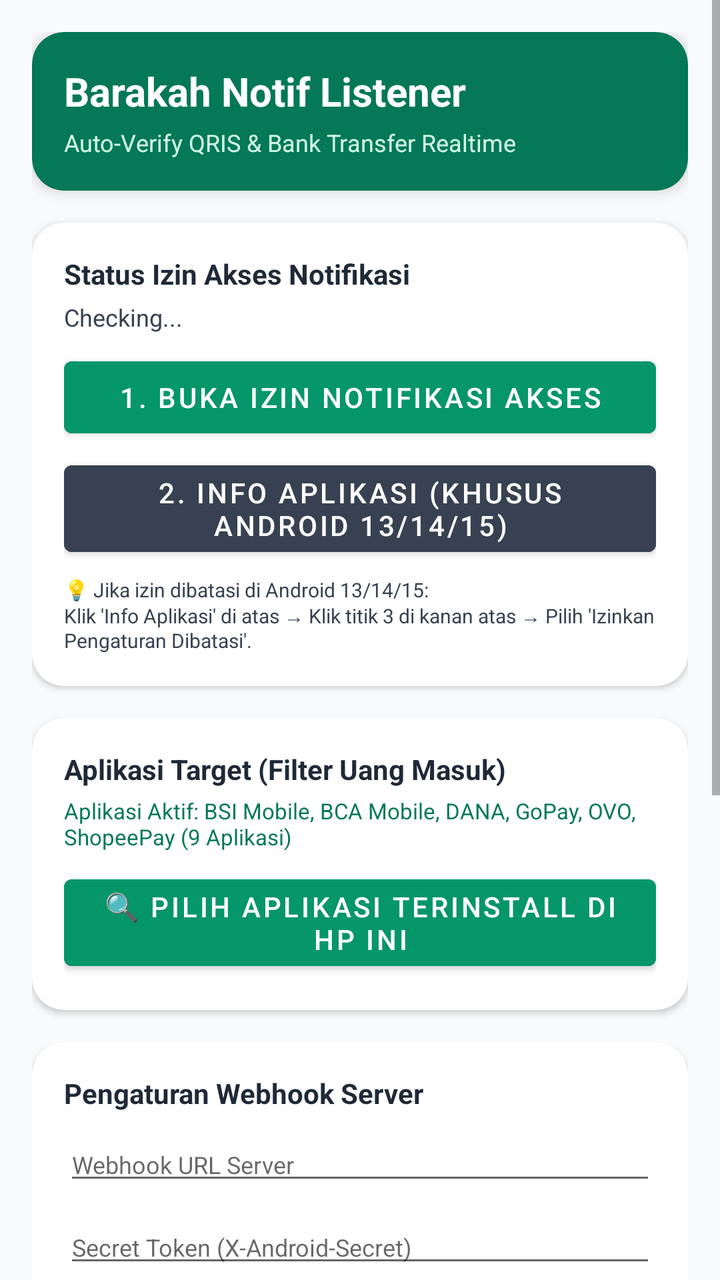
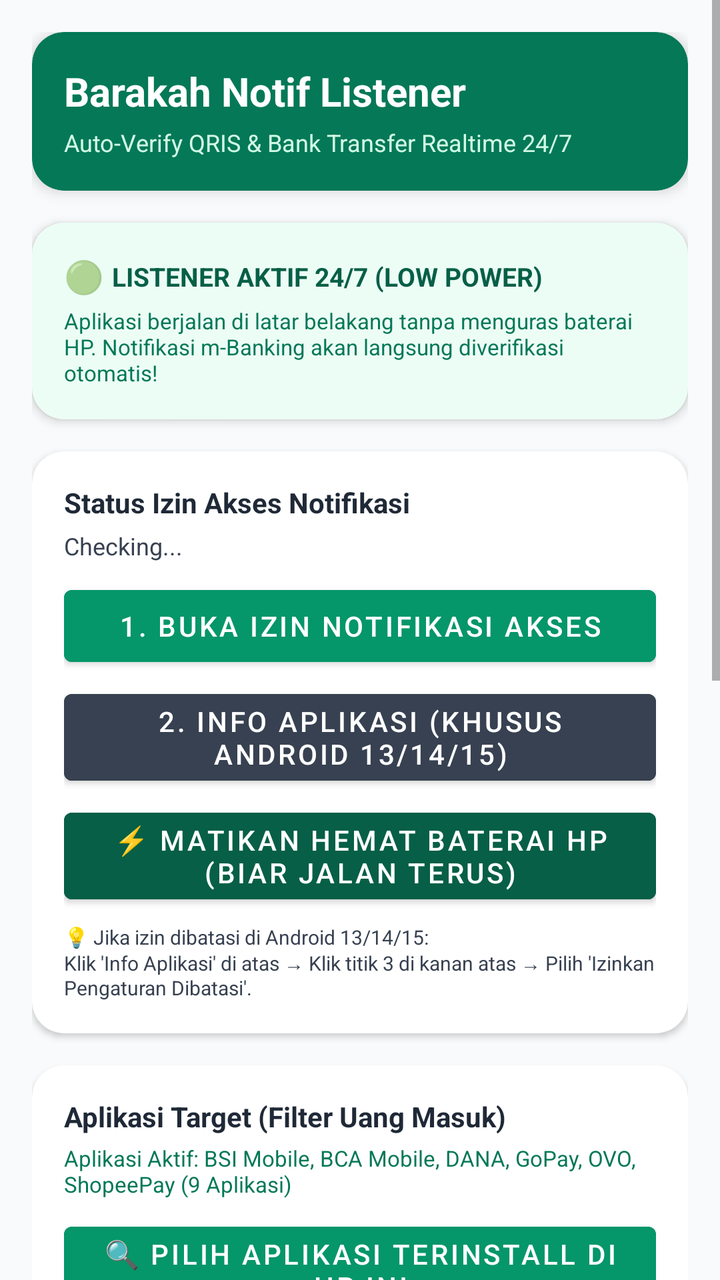

Two renders of the same Android screen: before a commit and after it. Below are the layout's source before the change and the commit's diff.
<!-- AndroidManifest.xml: activity theme Theme.BarakahNotifListener -->
<!-- res/layout/activity_main.xml -->
<?xml version="1.0" encoding="utf-8"?>
<ScrollView xmlns:android="http://schemas.android.com/apk/res/android"
    xmlns:app="http://schemas.android.com/apk/res-auto"
    android:layout_width="match_parent"
    android:layout_height="match_parent"
    android:background="@color/gray_50"
    android:fillViewport="true">

    <LinearLayout
        android:layout_width="match_parent"
        android:layout_height="wrap_content"
        android:orientation="vertical"
        android:padding="16dp">

        
        <androidx.cardview.widget.CardView
            android:layout_width="match_parent"
            android:layout_height="wrap_content"
            app:cardCornerRadius="16dp"
            app:cardElevation="4dp"
            app:cardBackgroundColor="@color/emerald_700"
            android:layout_marginBottom="16dp">

            <LinearLayout
                android:layout_width="match_parent"
                android:layout_height="wrap_content"
                android:orientation="vertical"
                android:padding="16dp">

                <TextView
                    android:layout_width="wrap_content"
                    android:layout_height="wrap_content"
                    android:text="Barakah Notif Listener"
                    android:textColor="@color/white"
                    android:textSize="20sp"
                    android:textStyle="bold" />

                <TextView
                    android:layout_width="wrap_content"
                    android:layout_height="wrap_content"
                    android:text="Auto-Verify QRIS &amp; Bank Transfer Realtime"
                    android:textColor="@color/emerald_100"
                    android:textSize="12sp"
                    android:layout_marginTop="4dp" />
            </LinearLayout>
        </androidx.cardview.widget.CardView>

        
        <androidx.cardview.widget.CardView
            android:layout_width="match_parent"
            android:layout_height="wrap_content"
            app:cardCornerRadius="16dp"
            app:cardElevation="2dp"
            app:cardBackgroundColor="@color/white"
            android:layout_marginBottom="16dp">

            <LinearLayout
                android:layout_width="match_parent"
                android:layout_height="wrap_content"
                android:orientation="vertical"
                android:padding="16dp">

                <TextView
                    android:layout_width="wrap_content"
                    android:layout_height="wrap_content"
                    android:text="Status Izin Akses Notifikasi"
                    android:textColor="@color/gray_800"
                    android:textSize="14sp"
                    android:textStyle="bold" />

                <TextView
                    android:id="@+id/tvPermissionStatus"
                    android:layout_width="match_parent"
                    android:layout_height="wrap_content"
                    android:text="Checking..."
                    android:textSize="12sp"
                    android:textColor="@color/gray_700"
                    android:layout_marginTop="4dp" />

                <Button
                    android:id="@+id/btnGrantPermission"
                    android:layout_width="match_parent"
                    android:layout_height="wrap_content"
                    android:text="1. Buka Izin Notifikasi Akses"
                    android:backgroundTint="@color/emerald_600"
                    android:textColor="@color/white"
                    android:layout_marginTop="8dp" />

                <Button
                    android:id="@+id/btnOpenAppInfo"
                    android:layout_width="match_parent"
                    android:layout_height="wrap_content"
                    android:text="2. Info Aplikasi (Khusus Android 13/14/15)"
                    android:backgroundTint="@color/gray_700"
                    android:textColor="@color/white"
                    android:layout_marginTop="4dp" />

                <TextView
                    android:layout_width="match_parent"
                    android:layout_height="wrap_content"
                    android:text="💡 Jika izin dibatasi di Android 13/14/15:\nKlik 'Info Aplikasi' di atas → Klik titik 3 di kanan atas → Pilih 'Izinkan Pengaturan Dibatasi'."
                    android:textSize="10sp"
                    android:textColor="@color/gray_700"
                    android:layout_marginTop="6dp" />
            </LinearLayout>
        </androidx.cardview.widget.CardView>

        
        <androidx.cardview.widget.CardView
            android:layout_width="match_parent"
            android:layout_height="wrap_content"
            app:cardCornerRadius="16dp"
            app:cardElevation="2dp"
            app:cardBackgroundColor="@color/white"
            android:layout_marginBottom="16dp">

            <LinearLayout
                android:layout_width="match_parent"
                android:layout_height="wrap_content"
                android:orientation="vertical"
                android:padding="16dp">

                <TextView
                    android:layout_width="wrap_content"
                    android:layout_height="wrap_content"
                    android:text="Aplikasi Target (Filter Uang Masuk)"
                    android:textColor="@color/gray_800"
                    android:textSize="14sp"
                    android:textStyle="bold" />

                <TextView
                    android:id="@+id/tvSelectedAppsSummary"
                    android:layout_width="match_parent"
                    android:layout_height="wrap_content"
                    android:text="Aplikasi Aktif: BSI Mobile, BCA Mobile, DANA, GoPay, OVO, ShopeePay (9 Aplikasi)"
                    android:textSize="11sp"
                    android:textColor="@color/emerald_700"
                    android:layout_marginTop="4dp"
                    android:layout_marginBottom="8dp" />

                <Button
                    android:id="@+id/btnPickInstalledApps"
                    android:layout_width="match_parent"
                    android:layout_height="wrap_content"
                    android:text="🔍 Pilih Aplikasi Terinstall di HP Ini"
                    android:backgroundTint="@color/emerald_600"
                    android:textColor="@color/white" />
            </LinearLayout>
        </androidx.cardview.widget.CardView>

        
        <androidx.cardview.widget.CardView
            android:layout_width="match_parent"
            android:layout_height="wrap_content"
            app:cardCornerRadius="16dp"
            app:cardElevation="2dp"
            app:cardBackgroundColor="@color/white"
            android:layout_marginBottom="16dp">

            <LinearLayout
                android:layout_width="match_parent"
                android:layout_height="wrap_content"
                android:orientation="vertical"
                android:padding="16dp">

                <TextView
                    android:layout_width="wrap_content"
                    android:layout_height="wrap_content"
                    android:text="Pengaturan Webhook Server"
                    android:textColor="@color/gray_800"
                    android:textSize="14sp"
                    android:textStyle="bold" />

                <EditText
                    android:id="@+id/etWebhookUrl"
                    android:layout_width="match_parent"
                    android:layout_height="wrap_content"
                    android:hint="Webhook URL Server"
                    android:textSize="12sp"
                    android:inputType="textUri"
                    android:layout_marginTop="8dp" />

                <EditText
                    android:id="@+id/etSecretToken"
                    android:layout_width="match_parent"
                    android:layout_height="wrap_content"
                    android:hint="Secret Token (X-Android-Secret)"
                    android:textSize="12sp"
                    android:inputType="text"
                    android:layout_marginTop="8dp" />

                <LinearLayout
                    android:layout_width="match_parent"
                    android:layout_height="wrap_content"
                    android:orientation="horizontal"
                    android:layout_marginTop="12dp">

                    <Button
                        android:id="@+id/btnSaveSettings"
                        android:layout_width="0dp"
                        android:layout_height="wrap_content"
                        android:layout_weight="1"
                        android:text="Simpan Pengaturan"
                        android:backgroundTint="@color/emerald_600"
                        android:textColor="@color/white"
                        android:layout_marginEnd="4dp" />

                    <Button
                        android:id="@+id/btnTestWebhook"
                        android:layout_width="0dp"
                        android:layout_height="wrap_content"
                        android:layout_weight="1"
                        android:text="Tes Webhook"
                        android:backgroundTint="@color/gray_700"
                        android:textColor="@color/white"
                        android:layout_marginStart="4dp" />
                </LinearLayout>
            </LinearLayout>
        </androidx.cardview.widget.CardView>

        
        <LinearLayout
            android:layout_width="match_parent"
            android:layout_height="wrap_content"
            android:orientation="horizontal"
            android:gravity="center_vertical"
            android:layout_marginBottom="8dp">

            <TextView
                android:layout_width="0dp"
                android:layout_height="wrap_content"
                android:layout_weight="1"
                android:text="Riwayat Log Notifikasi"
                android:textColor="@color/gray_800"
                android:textSize="14sp"
                android:textStyle="bold" />

            <Button
                android:id="@+id/btnCopyLog"
                style="@style/Widget.MaterialComponents.Button.TextButton"
                android:layout_width="wrap_content"
                android:layout_height="wrap_content"
                android:text="📋 Salin Log"
                android:textColor="@color/emerald_700"
                android:textSize="11sp" />

            <Button
                android:id="@+id/btnClearLog"
                style="@style/Widget.MaterialComponents.Button.TextButton"
                android:layout_width="wrap_content"
                android:layout_height="wrap_content"
                android:text="🗑️ Hapus"
                android:textColor="@color/gray_700"
                android:textSize="11sp" />
        </LinearLayout>

        <androidx.cardview.widget.CardView
            android:layout_width="match_parent"
            android:layout_height="220dp"
            app:cardCornerRadius="16dp"
            app:cardElevation="2dp"
            app:cardBackgroundColor="@color/white">

            <ScrollView
                android:id="@+id/svLogConsole"
                android:layout_width="match_parent"
                android:layout_height="match_parent"
                android:padding="12dp">

                <TextView
                    android:id="@+id/tvLogConsole"
                    android:layout_width="match_parent"
                    android:layout_height="wrap_content"
                    android:text="[System Log Output Initialized...]\nAplikasi siap mendeteksi notifikasi transfer bank terpilih.\n"
                    android:fontFamily="monospace"
                    android:textSize="11sp"
                    android:textColor="@color/gray_800"
                    android:textIsSelectable="true" />
            </ScrollView>
        </androidx.cardview.widget.CardView>
    </LinearLayout>
</ScrollView>
<!-- resources referenced by this layout -->
<resources>
  <color name="emerald_100">#D1FAE5</color>
  <color name="emerald_600">#059669</color>
  <color name="emerald_700">#047857</color>
  <color name="gray_50">#F9FAFB</color>
  <color name="gray_700">#374151</color>
  <color name="gray_800">#1F2937</color>
  <color name="white">#FFFFFF</color>
  <style name="Theme.BarakahNotifListener" parent="Theme.MaterialComponents.DayNight.NoActionBar">
          <item name="colorPrimary">@color/emerald_600</item>
          <item name="colorPrimaryVariant">@color/emerald_700</item>
          <item name="colorOnPrimary">@color/white</item>
          <item name="android:statusBarColor">@color/emerald_700</item>
      </style>
</resources>

<!-- the commit's change to res/layout/activity_main.xml (unified diff, before → after) -->
@@ -38,9 +38,57 @@
                 <TextView
                     android:layout_width="wrap_content"
                     android:layout_height="wrap_content"
-                    android:text="Auto-Verify QRIS &amp; Bank Transfer Realtime"
+                    android:text="Auto-Verify QRIS &amp; Bank Transfer Realtime 24/7"
                     android:textColor="@color/emerald_100"
                     android:textSize="12sp"
+                    android:layout_marginTop="4dp" />
+            </LinearLayout>
+        </androidx.cardview.widget.CardView>
+
+        
+        <androidx.cardview.widget.CardView
+            android:layout_width="match_parent"
+            android:layout_height="wrap_content"
+            app:cardCornerRadius="16dp"
+            app:cardElevation="3dp"
+            app:cardBackgroundColor="@color/emerald_50"
+            android:layout_marginBottom="16dp">
+
+            <LinearLayout
+                android:layout_width="match_parent"
+                android:layout_height="wrap_content"
+                android:orientation="vertical"
+                android:padding="16dp">
+
+                <LinearLayout
+                    android:layout_width="match_parent"
+                    android:layout_height="wrap_content"
+                    android:orientation="horizontal"
+                    android:gravity="center_vertical">
+
+                    <TextView
+                        android:layout_width="wrap_content"
+                        android:layout_height="wrap_content"
+                        android:text="🟢 "
+                        android:textSize="16sp" />
+
+                    <TextView
+                        android:id="@+id/tvLiveStatusHeader"
+                        android:layout_width="wrap_content"
+                        android:layout_height="wrap_content"
+                        android:text="LISTENER AKTIF 24/7 (LOW POWER)"
+                        android:textColor="@color/emerald_800"
+                        android:textSize="13sp"
+                        android:textStyle="bold" />
+                </LinearLayout>
+
+                <TextView
+                    android:id="@+id/tvLiveStatusDetail"
+                    android:layout_width="match_parent"
+                    android:layout_height="wrap_content"
+                    android:text="Aplikasi berjalan di latar belakang tanpa menguras baterai HP. Notifikasi m-Banking akan langsung diverifikasi otomatis!"
+                    android:textSize="11sp"
+                    android:textColor="@color/emerald_700"
                     android:layout_marginTop="4dp" />
             </LinearLayout>
         </androidx.cardview.widget.CardView>
@@ -92,6 +140,15 @@
                     android:layout_height="wrap_content"
                     android:text="2. Info Aplikasi (Khusus Android 13/14/15)"
                     android:backgroundTint="@color/gray_700"
+                    android:textColor="@color/white"
+                    android:layout_marginTop="4dp" />
+
+                <Button
+                    android:id="@+id/btnDisableBatteryOpt"
+                    android:layout_width="match_parent"
+                    android:layout_height="wrap_content"
+                    android:text="⚡ Matikan Hemat Baterai HP (Biar Jalan Terus)"
+                    android:backgroundTint="@color/emerald_800"
                     android:textColor="@color/white"
                     android:layout_marginTop="4dp" />
 
<!-- resource entries referenced after the edit -->
@@ -1,8 +1,10 @@
 <!-- resources referenced by this layout -->
 <resources>
   <color name="emerald_100">#D1FAE5</color>
+  <color name="emerald_50">#ECFDF5</color>
   <color name="emerald_600">#059669</color>
   <color name="emerald_700">#047857</color>
+  <color name="emerald_800">#065F46</color>
   <color name="gray_50">#F9FAFB</color>
   <color name="gray_700">#374151</color>
   <color name="gray_800">#1F2937</color>
